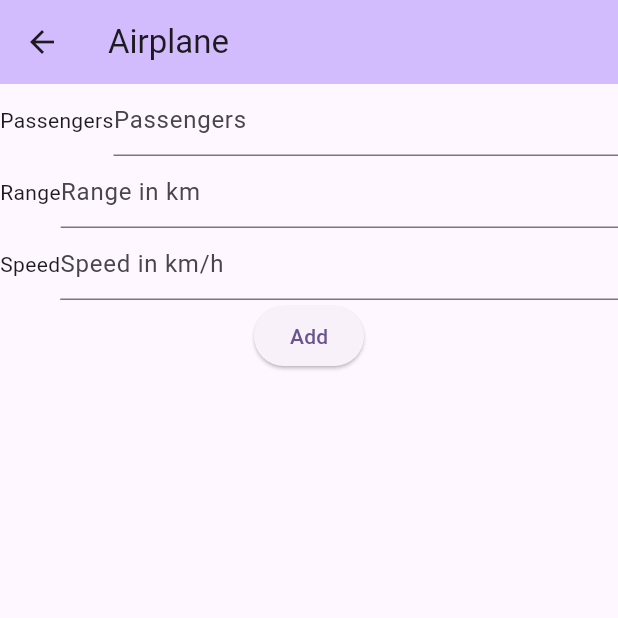
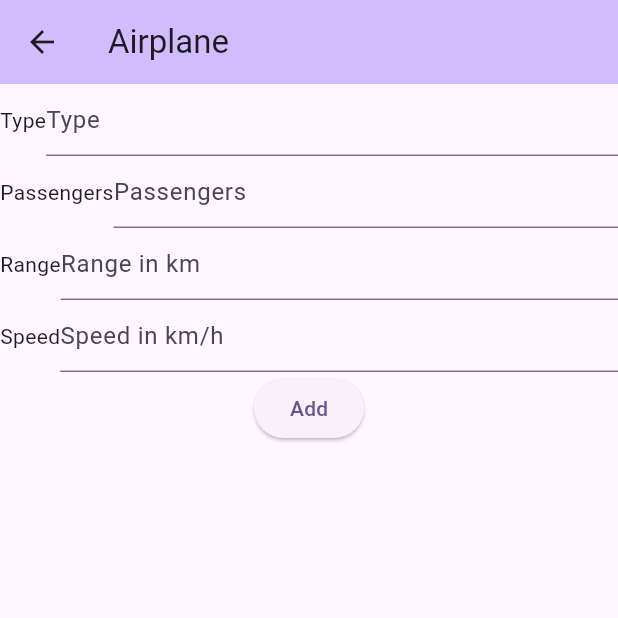
Before and after one commit to wald0047/cst2335_app, a Flutter app: the AirplanePage screen opened by its route, on a phone screen of 412 x 824 dp, the top half of it. Run offline on Flutter 3.47's test engine with Material 3 defaults, Android fonts, the light colour scheme and no system bars; our stand-ins replace floor, sqflite; missing offline and left inert: encrypted_shared_preferences; accounts and stored records are empty; generated files the repository leaves out were written again.

Commit message:
More minor changes to airplane page

```diff
--- a/lib/airplanepage.dart
+++ b/lib/airplanepage.dart
@@ -84,7 +84,7 @@ class AirplanePageState extends State<AirplanePage> {
       return Row(
         children: [
           Expanded(flex: 2, child: Center(child: AirplaneList())),
-          Expanded(flex: 3, child: Column(children: [DetailsPage()])),
+          Expanded(flex: 3, child: Column(children: [DetailsPage(false)])),
         ],
       );
     } else {
@@ -92,7 +92,7 @@ class AirplanePageState extends State<AirplanePage> {
       if (selectedPlane == null) {
         return AirplaneList();
       } else {
-        return DetailsPage();
+        return DetailsPage(true);
       }
     }
   }
@@ -101,69 +101,7 @@ class AirplanePageState extends State<AirplanePage> {
     return Center(
       child: Column(
         children: [
-          Row(
-              children: [
-                Text("Passengers"),
-                Expanded(
-                  child:
-                  TextField(
-                    controller:passengerTextCtl,
-                    inputFormatters: [
-                      FilteringTextInputFormatter.digitsOnly
-                    ],
-                    keyboardType: const TextInputType.numberWithOptions(
-                        decimal: false,
-                        signed: false
-                    ),
-                    decoration: const InputDecoration(
-                      hintText: 'Passengers',
-                    ),
-                  ),
-                )
-              ]
-          ),
-          Row(
-              children: [
-                Text("Range"),
-                Expanded(
-                  child:
-                  TextField(
-                    controller:rangeTextCtl,
-                    inputFormatters: [
-                      FilteringTextInputFormatter.digitsOnly
-                    ],
-                    keyboardType: const TextInputType.numberWithOptions(
-                        decimal: false,
-                        signed: false
-                    ),
-                    decoration: const InputDecoration(
-                      hintText: 'Range in km',
-                    ),
-                  ),
-                )
-              ]
-          ),
-          Row(
-              children: [
-                Text("Speed"),
-                Expanded(
-                  child:
-                  TextField(
-                    controller:speedTextCtl,
-                    inputFormatters: [
-                      FilteringTextInputFormatter.digitsOnly
-                    ],
-                    keyboardType: const TextInputType.numberWithOptions(
-                        decimal: false,
-                        signed: false
-                    ),
-                    decoration: const InputDecoration(
-                      hintText: 'Speed in km/h',
-                    ),
-                  ),
-                )
-              ]
-          ),
+          EditWidgets(),
           ElevatedButton(
               onPressed: addPlane,
               child: Text("Add")),
@@ -176,6 +114,10 @@ class AirplanePageState extends State<AirplanePage> {
                     onTap: () {
                        setState(() {
                          selectedPlane = planes[rowNum];
+                         typeTextCtl.text = selectedPlane!.type;
+                         passengerTextCtl.text = selectedPlane!.numPassengers.toString();
+                         speedTextCtl.text = selectedPlane!.maxSpeed.toString();
+                         rangeTextCtl.text = selectedPlane!.range.toString();
                       });
                     },
                     child: Row(
@@ -234,21 +176,13 @@ class AirplanePageState extends State<AirplanePage> {
     });
   }
 
-  Widget DetailsPage() {
+  Widget DetailsPage(bool editWidgets) {
     if (selectedPlane == null) {
       return Text("Nothing is selected");
     } else {
       Airplane plane = selectedPlane!;
-      return Column(children: [
-        Row(
-            mainAxisAlignment: MainAxisAlignment.spaceEvenly,
-            children: [
-              Text("id: ${plane.id ?? ""}"),
-              Text(plane.type),
-              Text(plane.numPassengers.toString()),
-              Text(plane.maxSpeed.toString()),
-              Text(plane.range.toString()),
-            ]),
+      var widgets = [
+        Text("id: ${plane.id ?? ""}"),
         Row(mainAxisAlignment:MainAxisAlignment.spaceEvenly,
             children:[
               ElevatedButton(
@@ -260,13 +194,115 @@ class AirplanePageState extends State<AirplanePage> {
                   child: Text("Unselect")),
               ElevatedButton(
                   onPressed: () {
+                    int index = planes.indexOf(selectedPlane!);
+                    Airplane newPlane = Airplane(selectedPlane?.id,
+                        typeTextCtl.value.text,
+                        int.parse(passengerTextCtl.value.text),
+                        int.parse(speedTextCtl.value.text),
+                        int.parse(rangeTextCtl.value.text)
+                    );
+                    airplaneDAO.updateAirplane(newPlane);
+                    setState(() {
+                      planes[index] = newPlane;
+                      selectedPlane = newPlane;
+                    });
+                  },
+                  child: Text("Update")),
+              ElevatedButton(
+                  onPressed: () {
                     deleteAirplane(plane);
                   },
                   child: Text("Delete"))])
-      ]);
+      ];
+      if (editWidgets) {
+        widgets.insert(1, EditWidgets());
+      }
+      return Column(children: widgets);
     }
   }
 
+  Widget EditWidgets() {
+    return Column(
+      children: [
+        Row(
+          children: [
+            Text("Type"),
+            Expanded(
+              child:
+              TextField(
+                controller:typeTextCtl,
+                decoration: const InputDecoration(
+                  hintText: 'Type',
+                ),
+              ),
+            )
+          ]
+      ),
+        Row(
+            children: [
+              Text("Passengers"),
+              Expanded(
+                child:
+                TextField(
+                  controller:passengerTextCtl,
+                  inputFormatters: [
+                    FilteringTextInputFormatter.digitsOnly
+                  ],
+                  keyboardType: const TextInputType.numberWithOptions(
+                      decimal: false,
+                      signed: false
+                  ),
+                  decoration: const InputDecoration(
+                    hintText: 'Passengers',
+                  ),
+                ),
+              )
+            ]
+        ),
+        Row(
+            children: [
+              Text("Range"),
+              Expanded(
+                child:
+                TextField(
+                  controller:rangeTextCtl,
+                  inputFormatters: [
+                    FilteringTextInputFormatter.digitsOnly
+                  ],
+                  keyboardType: const TextInputType.numberWithOptions(
+                      decimal: false,
+                      signed: false
+                  ),
+                  decoration: const InputDecoration(
+                    hintText: 'Range in km',
+                  ),
+                ),
+              )
+            ]
+        ),
+        Row(
+            children: [
+              Text("Speed"),
+              Expanded(
+                child:
+                TextField(
+                  controller:speedTextCtl,
+                  inputFormatters: [
+                    FilteringTextInputFormatter.digitsOnly
+                  ],
+                  keyboardType: const TextInputType.numberWithOptions(
+                      decimal: false,
+                      signed: false
+                  ),
+                  decoration: const InputDecoration(
+                    hintText: 'Speed in km/h',
+                  ),
+                ),
+              )
+            ]
+        ),
+    ],);
+  }
   //This function gets run when you click the button
   void addPlane() {
     int idx = planes.length;
```
